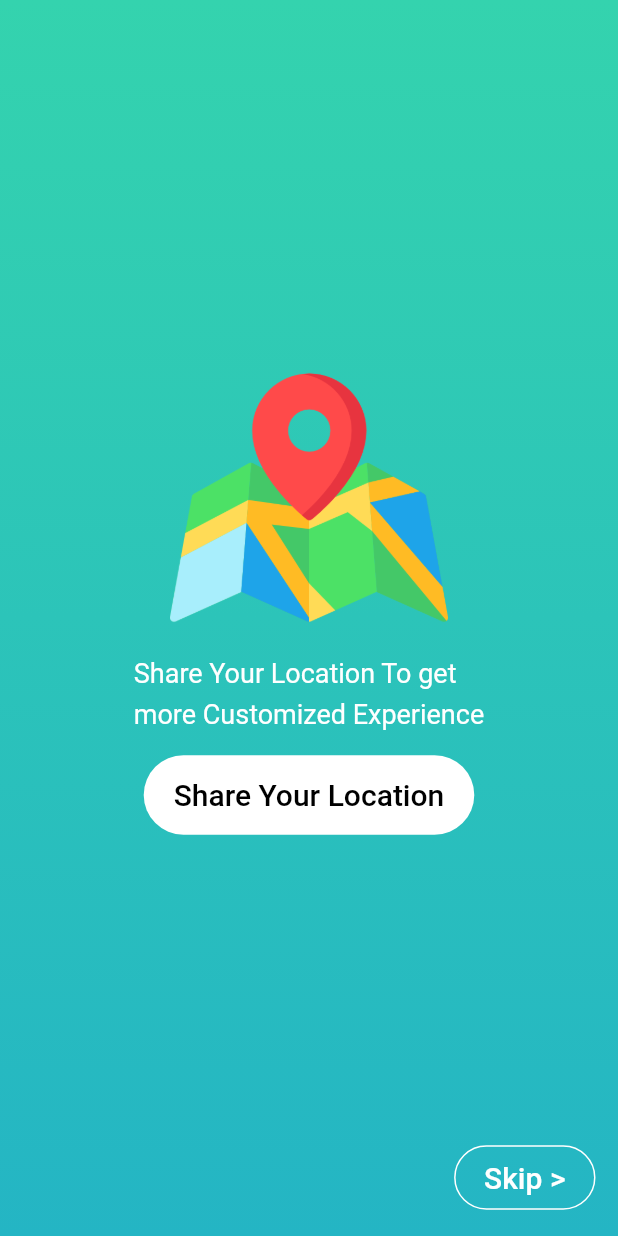
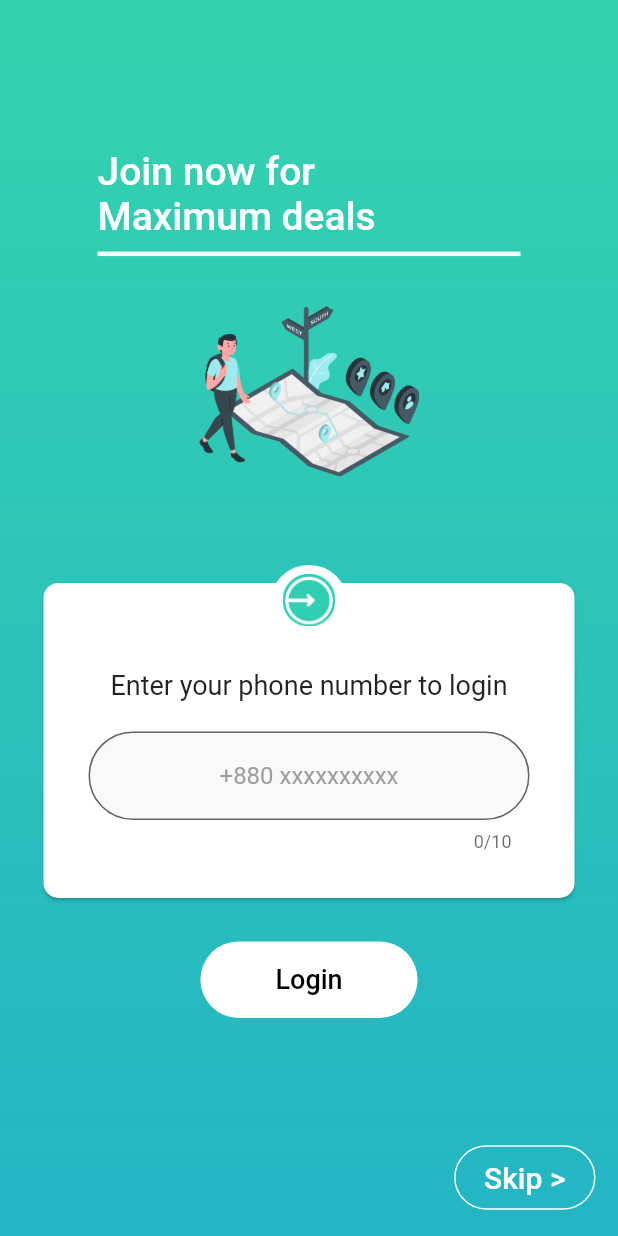
Before and after one commit to thealiflab/DD_APP, a Flutter app: the screen it shows after launch, on a phone screen of 412 x 824 dp. Run offline on Flutter 3.47's test engine with Material 2 defaults, Android fonts, the phone set to English and light mode, and no system bars.

Commit message:
enter_phone screen done

```diff
--- a/lib/main.dart
+++ b/lib/main.dart
@@ -1,6 +1,7 @@
 import 'package:flutter/material.dart';
 import 'package:dd_app/screens/opening_screen.dart';
 import 'package:dd_app/screens/share_your_location.dart';
+import 'package:dd_app/screens/enter_phone.dart';
 
 void main() => runApp(MyApp());
 
@@ -12,7 +13,7 @@ class MyApp extends StatelessWidget {
       theme: ThemeData(
         scaffoldBackgroundColor: Color(0xFFFCFEFF),
       ),
-      home: ShareYourLocation(),
+      home: EnterPhone(),
       // initialRoute: ShareYourLocation.id,
       // routes: {
       //   OpeningScreen.id: (context) => OpeningScreen(),
--- /dev/null
+++ b/lib/screens/enter_phone.dart
@@ -0,0 +1,208 @@
+import 'package:flutter/material.dart';
+
+class EnterPhone extends StatelessWidget {
+  static const String id = "enter_your_phone";
+
+  @override
+  Widget build(BuildContext context) {
+    return Scaffold(
+      body: Container(
+        alignment: Alignment.center,
+        decoration: BoxDecoration(
+          gradient: LinearGradient(
+            begin: Alignment.topCenter,
+            end: Alignment.bottomCenter,
+            colors: [
+              Color(0xFF34d3ae),
+              Color(0xFF24b5c4),
+            ],
+          ),
+        ),
+        child: Padding(
+          padding: const EdgeInsets.all(15.0),
+          child: Column(
+            mainAxisAlignment: MainAxisAlignment.end,
+            children: <Widget>[
+              Padding(
+                padding: const EdgeInsets.only(left: 50, top: 50),
+                child: Align(
+                  alignment: Alignment.topLeft,
+                  child: Text(
+                    'Join now for\nMaximum deals',
+                    style: TextStyle(
+                      color: Colors.white,
+                      fontSize: 26,
+                      fontWeight: FontWeight.w500,
+                    ),
+                  ),
+                ),
+              ),
+              Divider(
+                color: Colors.white,
+                height: 20,
+                thickness: 3,
+                indent: 50,
+                endIndent: 50,
+              ),
+              Column(
+                children: <Widget>[
+                  Image(
+                    image: AssetImage('assets/images/screenthemeimage.png'),
+                    height: MediaQuery.of(context).size.width * 0.45,
+                  ),
+                  Stack(
+                    children: <Widget>[
+                      Padding(
+                        padding: const EdgeInsets.only(
+                          left: 10,
+                          top: 20,
+                          right: 10,
+                          bottom: 10,
+                        ),
+                        child: Card(
+                          color: Colors.white,
+                          shape: RoundedRectangleBorder(
+                            borderRadius: BorderRadius.circular(10.0),
+                          ),
+                          child: Padding(
+                            padding: const EdgeInsets.only(
+                              top: 58,
+                              bottom: 10,
+                            ),
+                            child: Column(
+                              children: <Widget>[
+                                Text(
+                                  'Enter your phone number to login',
+                                  style: TextStyle(
+                                    fontSize: 18,
+                                  ),
+                                ),
+                                Container(
+                                  width: 400,
+                                  child: Padding(
+                                    padding: const EdgeInsets.symmetric(
+                                      vertical: 20,
+                                      horizontal: 30,
+                                    ),
+                                    child: TextField(
+                                      textAlign: TextAlign.center,
+                                      decoration: InputDecoration(
+                                        border: OutlineInputBorder(
+                                          borderSide: BorderSide(
+                                            color: Colors.white,
+                                          ),
+                                          borderRadius: const BorderRadius.all(
+                                            const Radius.circular(50.0),
+                                          ),
+                                        ),
+                                        filled: true,
+                                        fillColor: Color(0xFFf9f9f9),
+                                        hintStyle: TextStyle(
+                                          color: Colors.grey[500],
+                                        ),
+                                        hintText: "+880 xxxxxxxxxx",
+                                      ),
+                                      style: TextStyle(),
+                                      keyboardType: TextInputType.number,
+                                      maxLength: 10,
+                                    ),
+                                  ),
+                                )
+                              ],
+                            ),
+                          ),
+                        ),
+                      ),
+                      Positioned(
+                        left: 50,
+                        right: 50,
+                        top: 12,
+                        child: Container(
+                          width: 52,
+                          height: 52,
+                          decoration: BoxDecoration(
+                            color: Colors.white,
+                            shape: BoxShape.circle,
+                          ),
+                        ),
+                      ),
+                      Positioned(
+                        left: 50,
+                        right: 50,
+                        top: 18,
+                        child: Image(
+                          image: AssetImage('assets/icons/login.png'),
+                          height: 35,
+                        ),
+                      ),
+                    ],
+                  ),
+                  SizedBox(
+                    height: 15,
+                  ),
+                  FlatButton(
+                    color: Colors.white,
+                    textColor: Colors.black,
+                    padding: EdgeInsets.symmetric(
+                      vertical: 15,
+                      horizontal: 50,
+                    ),
+                    splashColor: Colors.blueAccent,
+                    shape: RoundedRectangleBorder(
+                      borderRadius: BorderRadius.circular(
+                        50.0,
+                      ),
+                    ),
+                    onPressed: () {
+                      /*...*/
+                    },
+                    child: Text(
+                      "Login",
+                      style: TextStyle(
+                        fontSize: 18,
+                        color: Colors.black,
+                      ),
+                    ),
+                  ),
+                  SizedBox(
+                    height: MediaQuery.of(context).size.height * 0.10,
+                  ),
+                  Align(
+                    alignment: Alignment.bottomRight,
+                    child: FlatButton(
+                      color: Colors.transparent,
+                      textColor: Colors.white,
+                      padding: EdgeInsets.symmetric(
+                        vertical: 10,
+                        horizontal: 20,
+                      ),
+                      splashColor: Colors.blueAccent,
+                      shape: RoundedRectangleBorder(
+                        borderRadius: BorderRadius.circular(
+                          50.0,
+                        ),
+                        side: BorderSide(
+                          color: Colors.white,
+                        ),
+                      ),
+                      onPressed: () {
+                        /*...*/
+                      },
+                      child: Text(
+                        "Skip >",
+                        style: TextStyle(
+                          fontSize: 20.0,
+                          color: Colors.white,
+                        ),
+                      ),
+                    ),
+                  ),
+                ],
+              ),
+            ],
+          ),
+        ),
+      ),
+    );
+  }
+}
```
Also changed, not shown: assets/icons/login.png (added), assets/icons/secure.png (added), assets/icons/user.png (added), assets/images/screenthemeimage.png (added).
